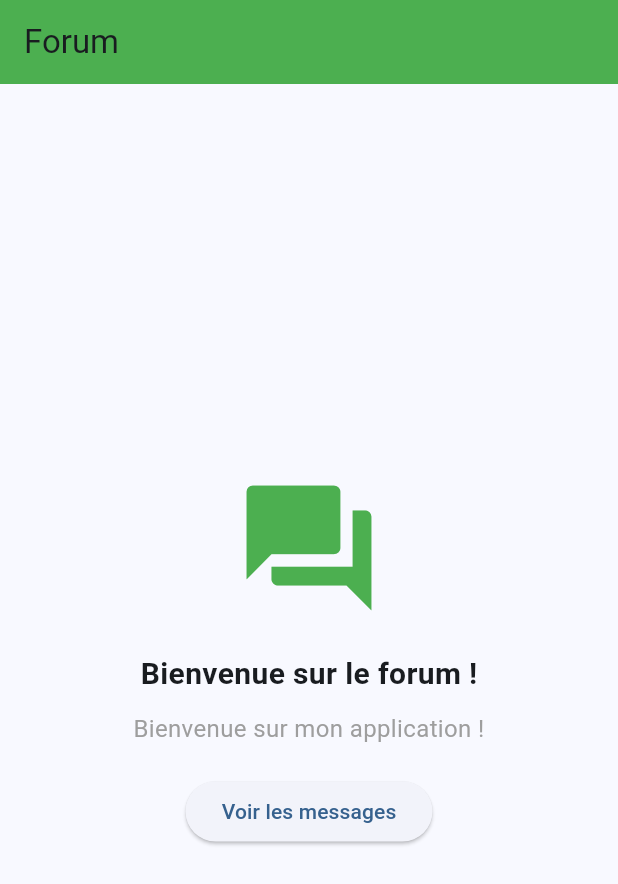
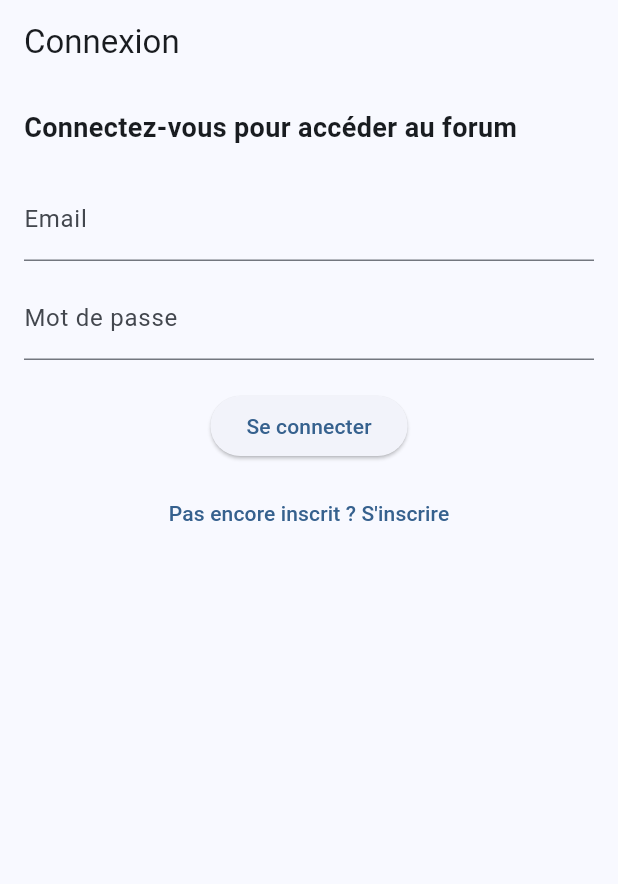
Before and after one commit to sarahtestelin/forumFinalFlutter, a Flutter app: the screen it shows after launch, on a phone screen of 412 x 824 dp. Shown: the top 884 px of the screen. Run offline on Flutter 3.47's test engine with Material 3 defaults, Android fonts, the phone set to English and light mode, and no system bars; our stand-ins replace flutter_secure_storage.

Commit message:
connexion ok?

```diff
--- /dev/null
+++ b/lib/screens/login_screen.dart
@@ -0,0 +1,103 @@
+import 'package:flutter/material.dart';
+import 'package:provider/provider.dart';
+import '../providers/auth_provider.dart';
+
+class LoginScreen extends StatefulWidget {
+  @override
+  _LoginScreenState createState() => _LoginScreenState();
+}
+
+class _LoginScreenState extends State<LoginScreen> {
+  final _formKey = GlobalKey<FormState>();
+  final TextEditingController _emailController = TextEditingController();
+  final TextEditingController _passwordController = TextEditingController();
+  bool _isLoading = false;
+
+  void _login() async {
+    if (!_formKey.currentState!.validate()) return;
+
+    setState(() => _isLoading = true);
+
+    try {
+      print("📡 Tentative de connexion avec : ${_emailController.text}");
+
+      bool success = await Provider.of<AuthProvider>(context, listen: false)
+          .login(_emailController.text, _passwordController.text);
+
+      if (success) {
+        print("✅ Connexion réussie !");
+        ScaffoldMessenger.of(context).showSnackBar(
+          SnackBar(content: Text('Connexion réussie !')),
+        );
+        Navigator.pushReplacementNamed(context, '/');
+      } else {
+        print("❌ Échec de connexion !");
+        ScaffoldMessenger.of(context).showSnackBar(
+          SnackBar(content: Text("Erreur lors de la connexion.")),
+        );
+      }
+    } catch (e) {
+      print("❌ Erreur API : $e");
+      ScaffoldMessenger.of(context).showSnackBar(
+        SnackBar(content: Text('Erreur : $e')),
+      );
+    } finally {
+      setState(() => _isLoading = false);
+    }
+  }
+
+  @override
+  Widget build(BuildContext context) {
+    return Scaffold(
+      appBar: AppBar(title: Text("Connexion")),
+      body: Padding(
+        padding: EdgeInsets.all(16.0),
+        child: Form(
+          key: _formKey,
+          child: Column(
+            crossAxisAlignment: CrossAxisAlignment.start,
+            children: [
+              Text(
+                "Connectez-vous pour accéder au forum",
+                style: TextStyle(fontSize: 18, fontWeight: FontWeight.bold),
+              ),
+              SizedBox(height: 20),
+              TextFormField(
+                controller: _emailController,
+                decoration: InputDecoration(labelText: "Email"),
+                validator: (value) =>
+                value!.isEmpty ? "Entrez votre email" : null,
+              ),
+              SizedBox(height: 10),
+              TextFormField(
+                controller: _passwordController,
+                decoration: InputDecoration(labelText: "Mot de passe"),
+                obscureText: true,
+                validator: (value) =>
+                value!.isEmpty ? "Entrez votre mot de passe" : null,
+              ),
+              SizedBox(height: 20),
+              _isLoading
+                  ? Center(child: CircularProgressIndicator())
+                  : Center(
+                child: ElevatedButton(
+                  onPressed: _login,
+                  child: Text("Se connecter"),
+                ),
+              ),
+              SizedBox(height: 10),
+              Center(
+                child: TextButton(
+                  onPressed: () {
+                    Navigator.pushNamed(context, '/register');
+                  },
+                  child: Text("Pas encore inscrit ? S'inscrire"),
+                ),
+              ),
+            ],
+          ),
+        ),
+      ),
+    );
+  }
+}
--- /dev/null
+++ b/lib/utils/secure_storage.dart
@@ -0,0 +1,49 @@
+import 'package:flutter_secure_storage/flutter_secure_storage.dart';
+
+class SecureStorage {
+  // 🔹 Configuration sécurisée (désactive la sauvegarde en clair sur Android)
+  static const _secureOptions = IOSOptions(
+    accessibility: KeychainAccessibility.first_unlock, // Sécurise l'accès
+  );
+
+  static const AndroidOptions _androidOptions = AndroidOptions(
+    encryptedSharedPreferences: true, // Active l'encryption sur Android
+  );
+
+  final FlutterSecureStorage _storage = const FlutterSecureStorage();
+
+  // 🔑 Clés de stockage
+  static const String _keyEmail = 'email';
+  static const String _keyPassword = 'password';
+  static const String _keyToken = 'token';
+
+  /// 🔹 Sauvegarde des identifiants
+  Future<void> saveCredentials(String email, String password) async {
+    await _storage.write(key: _keyEmail, value: email, iOptions: _secureOptions, aOptions: _androidOptions);
+    await _storage.write(key: _keyPassword, value: password, iOptions: _secureOptions, aOptions: _androidOptions);
+  }
+
+  /// 🔹 Sauvegarde du token JWT
+  Future<void> saveToken(String token) async {
+    await _storage.write(key: _keyToken, value: token, iOptions: _secureOptions, aOptions: _androidOptions);
+  }
+
+  /// 🔹 Récupération des identifiants
+  Future<Map<String, String?>> readCredentials() async {
+    String? email = await _storage.read(key: _keyEmail, iOptions: _secureOptions, aOptions: _androidOptions);
+    String? password = await _storage.read(key: _keyPassword, iOptions: _secureOptions, aOptions: _androidOptions);
+    return {'email': email, 'password': password};
+  }
+
+  /// 🔹 Récupération du token JWT
+  Future<String?> readToken() async {
+    return await _storage.read(key: _keyToken, iOptions: _secureOptions, aOptions: _androidOptions);
+  }
+
+  /// 🔹 Suppression des identifiants et du token
+  Future<void> deleteCredentials() async {
+    await _storage.delete(key: _keyEmail, iOptions: _secureOptions, aOptions: _androidOptions);
+    await _storage.delete(key: _keyPassword, iOptions: _secureOptions, aOptions: _androidOptions);
+    await _storage.delete(key: _keyToken, iOptions: _secureOptions, aOptions: _androidOptions);
+  }
+}
--- a/pubspec.yaml
+++ b/pubspec.yaml
@@ -34,6 +34,9 @@ dependencies:
   # Use with the CupertinoIcons class for iOS style icons.
   cupertino_icons: ^1.0.8
   http: ^0.13.5
+  flutter_secure_storage: ^9.0.0
+  provider: ^6.0.5
+
 
 dev_dependencies:
   flutter_test:
```
Also changed, not shown: lib/main.dart (+24 -107 lines), lib/providers/auth_provider.dart (added, +90 -0 lines), lib/screens/authentification_choix.dart (added, +61 -0 lines), lib/screens/home_screen.dart (+31 -0 lines), lib/screens/register_screen.dart (added, +109 -0 lines), lib/services/auth_service.dart (added, +39 -0 lines), pubspec.lock, 9 other files.
